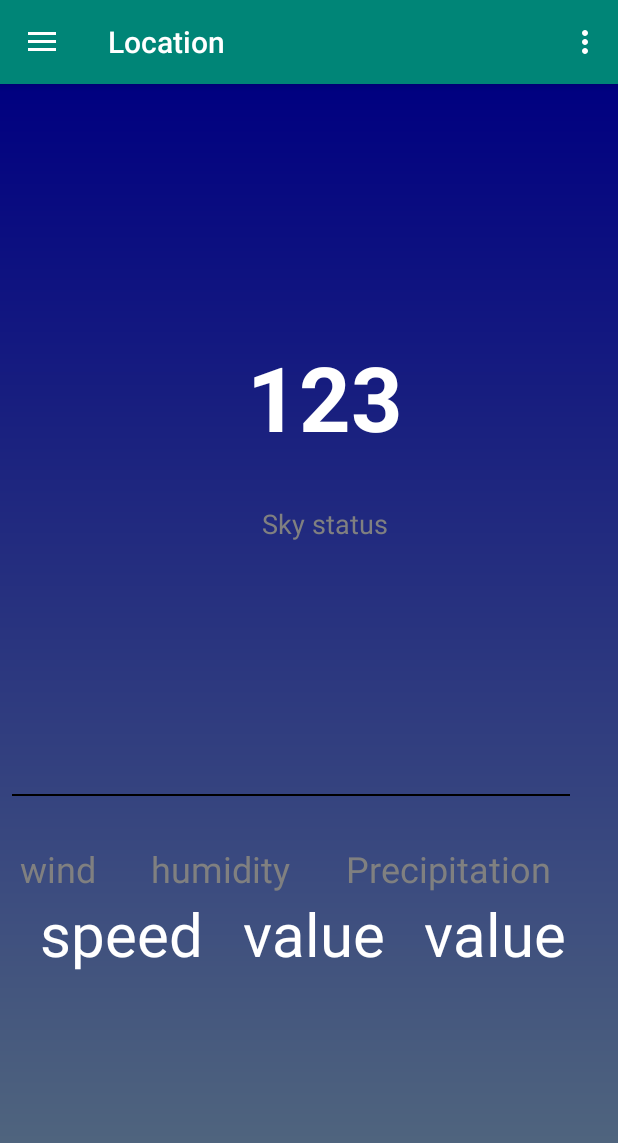
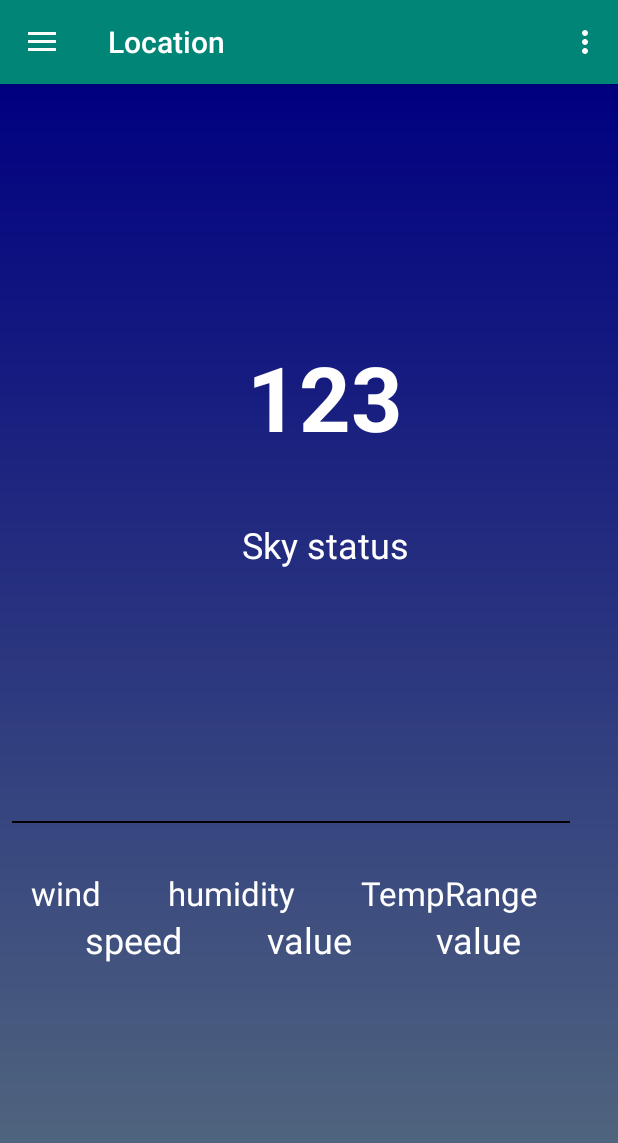
Before and after one commit to Perpetua-Kabute/Weather-Now, an Android app: the screen it shows after launch (LandingActivity), on a phone screen of 412 x 824 dp. Shown: the top 1143 px of the screen. Run offline under Robolectric (Android 15) with nearby library versions, the phone set to English and light mode, and no system bars.

Commit message:
Feat: display temperature range

```diff
--- a/app/src/main/java/com/androidplayground/weathernow/LandingActivity.java
+++ b/app/src/main/java/com/androidplayground/weathernow/LandingActivity.java
@@ -1,15 +1,8 @@
 package com.androidplayground.weathernow;
 
-import android.Manifest;
-import android.content.pm.PackageManager;
 import android.os.Bundle;
 import android.support.annotation.NonNull;
-import android.support.design.widget.FloatingActionButton;
-import android.support.design.widget.Snackbar;
-import android.support.v4.app.ActivityCompat;
-import android.support.v4.content.ContextCompat;
 import android.util.Log;
-import android.view.View;
 import android.support.v4.view.GravityCompat;
 import android.support.v7.app.ActionBarDrawerToggle;
 import android.view.MenuItem;
@@ -19,11 +12,9 @@ import android.support.v4.widget.DrawerLayout;
 import android.support.v7.app.AppCompatActivity;
 import android.support.v7.widget.Toolbar;
 import android.view.Menu;
-import android.widget.ImageView;
 import android.widget.TextView;
 
 import com.google.gson.Gson;
-import com.squareup.picasso.Picasso;
 
 import retrofit2.Call;
 import retrofit2.Callback;
@@ -146,7 +137,8 @@ public class LandingActivity extends AppCompatActivity
                     windSpeed.setText(String.valueOf(weatherResponse.wind.speed) + "m/s");
                     TextView humidityValue = findViewById(R.id.humidity_value);
                     humidityValue.setText(String.valueOf(weatherResponse.main.humidity));
-                    TextView precipitationValue = findViewById(R.id.precipitation_value);
+                    TextView tempRange = findViewById(R.id.temp_range);
+                    tempRange.setText(String.valueOf((int)(weatherResponse.main.temp_max - 273.15)) +"/" + String.valueOf((int)(weatherResponse.main.temp_min - 273.15)) + " °C");
 
                 }
             }
@@ -162,28 +154,5 @@ public class LandingActivity extends AppCompatActivity
         });
     }
 
-//    // Here, thisActivity is the current activity
-//    if (ContextCompat.checkSelfPermission(this, Manifest.permission.INTERNET)
-//            != PackageManager.PERMISSION_GRANTED) {
-//
-//        // Permission is not granted
-//        // Should we show an explanation?
-//        if (ActivityCompat.shouldShowRequestPermissionRationale(thisActivity,
-//                Manifest.permission.READ_CONTACTS)) {
-//            // Show an explanation to the user *asynchronously* -- don't block
-//            // this thread waiting for the user's response! After the user
-//            // sees the explanation, try again to request the permission.
-//        } else {
-//            // No explanation needed; request the permission
-//            ActivityCompat.requestPermissions(thisActivity,
-//                    new String[]{Manifest.permission.INTERNET},
-//                    MY_PERMISSIONS_REQUEST_INTERNET);
-//
-//            // MY_PERMISSIONS_REQUEST_READ_CONTACTS is an
-//            // app-defined int constant. The callback method gets the
-//            // result of the request.
-//        }
-//    } else {
-//        // Permission has already been granted
-//    }
+
 }
--- a/app/src/main/res/layout/content_landing.xml
+++ b/app/src/main/res/layout/content_landing.xml
@@ -28,10 +28,10 @@
         android:id="@+id/sky_status"
         android:layout_width="wrap_content"
         android:layout_height="wrap_content"
-        android:layout_marginTop="32dp"
+        android:layout_marginTop="42dp"
         android:text="Sky status"
-        android:textColor="@android:color/tertiary_text_dark"
-        android:textSize="18sp"
+        android:textColor="@android:color/background_light"
+        android:textSize="24sp"
         app:layout_constraintEnd_toEndOf="@+id/temperature_status"
         app:layout_constraintStart_toStartOf="@+id/temperature_status"
         app:layout_constraintTop_toBottomOf="@id/temperature_status" />
@@ -58,11 +58,11 @@
         android:layout_marginStart="24dp"
         android:layout_marginTop="32dp"
         android:text="humidity"
-        android:textColor="@android:color/tertiary_text_dark"
-        android:textSize="24sp"
+        android:textColor="@android:color/background_light"
+        android:textSize="22sp"
         app:layout_constraintTop_toBottomOf="@id/view"
         app:layout_constraintStart_toEndOf="@+id/wind_status"
-        app:layout_constraintEnd_toStartOf="@+id/precipitation_status"
+        app:layout_constraintEnd_toStartOf="@+id/temperature_range"
         app:layout_constraintBottom_toTopOf="@id/humidity_value" />
 
     <TextView
@@ -71,23 +71,23 @@
         android:layout_height="wrap_content"
         android:layout_marginTop="32dp"
         android:text="wind"
-        android:textColor="@android:color/tertiary_text_dark"
-        android:textSize="24sp"
+        android:textColor="@android:color/background_light"
+        android:textSize="22sp"
         app:layout_constraintBottom_toTopOf="@id/wind_speed"
         app:layout_constraintEnd_toStartOf="@+id/humidity_status"
         app:layout_constraintStart_toStartOf="parent"
         app:layout_constraintTop_toBottomOf="@id/view" />
 
     <TextView
-        android:id="@+id/precipitation_status"
+        android:id="@+id/temperature_range"
         android:layout_width="wrap_content"
         android:layout_height="wrap_content"
         android:layout_marginStart="24dp"
         android:layout_marginTop="32dp"
-        android:text="Precipitation"
-        android:textColor="@android:color/tertiary_text_dark"
-        android:textSize="24sp"
-        app:layout_constraintBottom_toTopOf="@id/precipitation_value"
+        android:text="TempRange"
+        android:textColor="@android:color/background_light"
+        android:textSize="22sp"
+        app:layout_constraintBottom_toTopOf="@id/temp_range"
         app:layout_constraintEnd_toEndOf="@+id/view"
         app:layout_constraintStart_toEndOf="@+id/humidity_status"
         app:layout_constraintTop_toBottomOf="@id/view" />
@@ -99,21 +99,21 @@
         android:layout_marginStart="24dp"
         android:text="speed"
         android:textColor="@android:color/background_light"
-        android:textSize="40sp"
+        android:textSize="24sp"
         app:layout_constraintStart_toStartOf="parent"
         app:layout_constraintTop_toBottomOf="@id/wind_status"
         app:layout_constraintEnd_toStartOf="@+id/humidity_value" />
 
     <TextView
-        android:id="@+id/precipitation_value"
+        android:id="@+id/temp_range"
         android:layout_width="wrap_content"
         android:layout_height="wrap_content"
         android:layout_marginStart="24dp"
         android:text="value"
         android:textColor="@android:color/background_light"
-        android:textSize="40sp"
+        android:textSize="24sp"
         app:layout_constraintStart_toEndOf="@+id/humidity_value"
-        app:layout_constraintTop_toBottomOf="@id/precipitation_status"
+        app:layout_constraintTop_toBottomOf="@id/temperature_range"
         app:layout_constraintEnd_toEndOf="@id/view" />
 
     <TextView
@@ -123,10 +123,10 @@
         android:layout_marginStart="24dp"
         android:text="value"
         android:textColor="@android:color/background_light"
-        android:textSize="40sp"
+        android:textSize="24sp"
         app:layout_constraintStart_toEndOf="@+id/wind_speed"
         app:layout_constraintTop_toBottomOf="@id/humidity_status"
-        app:layout_constraintEnd_toStartOf="@+id/precipitation_value" />
+        app:layout_constraintEnd_toStartOf="@+id/temp_range" />
 
 
 </android.support.constraint.ConstraintLayout>
```
